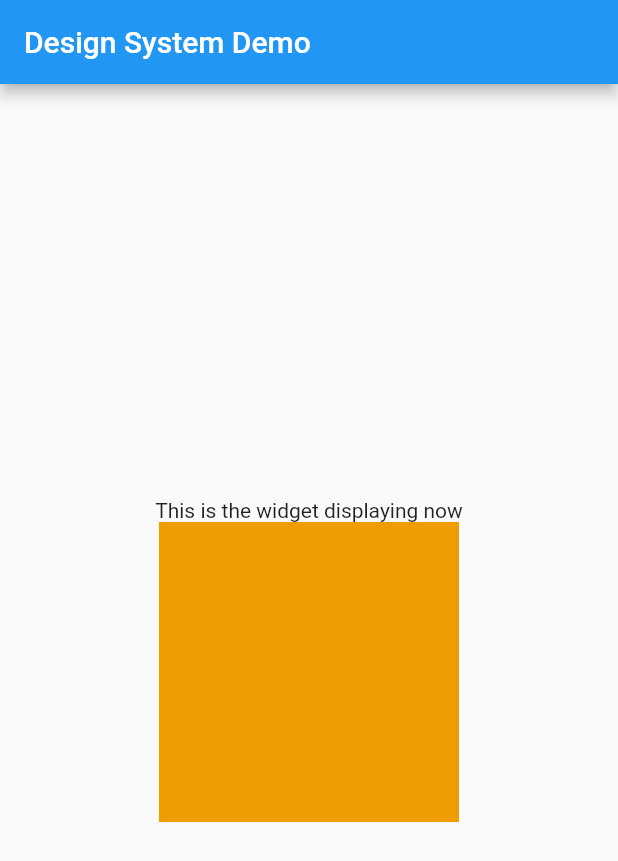
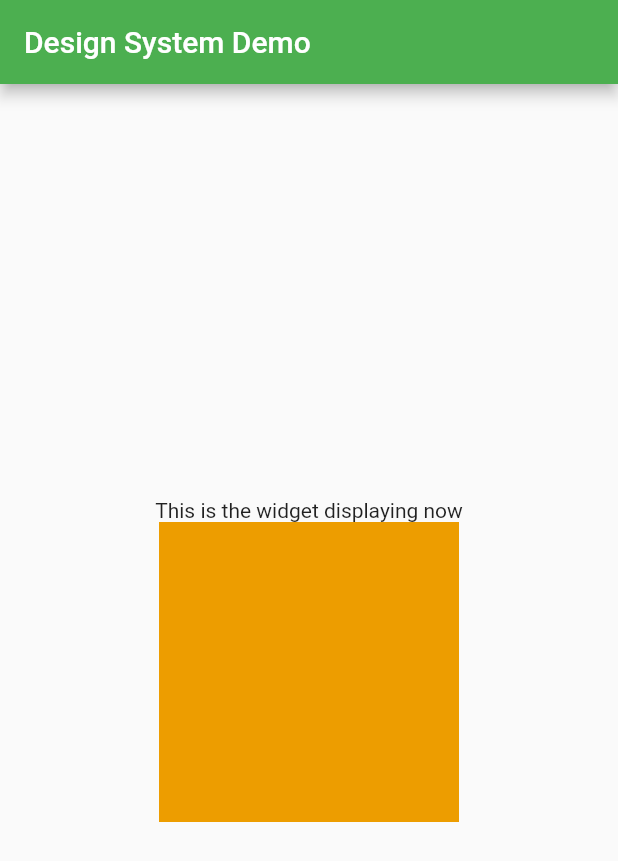
Before and after one commit to MayJuun/design_system, a Flutter app: the screen it shows after launch, on a phone screen of 412 x 824 dp. Shown: the top 861 px of the screen. Run offline on Flutter 3.47's test engine with Material 2 defaults, Android fonts, the phone set to English and light mode, and no system bars.

Commit message:
chore: color codes and color labels setup

```diff
--- a/lib/color_codes/color_codes.dart
+++ /dev/null
@@ -1,22 +0,0 @@
-// ignore_for_file: avoid_classes_with_only_static_members, non_constant_identifier_names
-
-import 'package:flutter/material.dart';
-
-///This class contains all the color codes found in the official MayJuun Design System.
-///Design URL: https://www.figma.com/file/yNUOneqHN92b5QkMCnleVb/MayJuun-Design-System?node-id=0%3A1
-class MayJuunInternalColors {
-//COLOR RED//
-  static Color RED400 = const Color(0XFFE21900);
-
-//COLOR Green//
-  static Color GRN400 = const Color(0XFF05944F);
-
-//COLOR Orange//
-  static Color ORN400 = const Color(0XFFED9D00);
-
-//COLOR Grey//
-  static Color GRY800 = const Color(0XFFC2C2C2);
-
-//COLOR Aqua//
-  static Color AQU700 = const Color(0XFF5BF0F0);
-}
--- /dev/null
+++ b/lib/colors/color_codes.dart
@@ -0,0 +1,44 @@
+// ignore_for_file: avoid_classes_with_only_static_members, non_constant_identifier_names
+
+import 'package:flutter/material.dart';
+
+///This class contains all the color codes found in the official MayJuun Design System.
+///Design URL: https://www.figma.com/file/yNUOneqHN92b5QkMCnleVb/MayJuun-Design-System?node-id=0%3A1
+class ColorCodes {
+//COLOR RED//
+  static Color RED50 = const Color(0XFF420700);
+  static Color RED300 = const Color(0XFFAB1300);
+  static Color RED400 = const Color(0XFFE21900);
+  static Color RED1K = const Color(0XFFFFD2CC);
+
+//COLOR Green//
+  static Color GRN200 = const Color(0XFF05944F);
+  static Color GRN400 = const Color(0XFF05944F);
+  static Color GRN1K = const Color(0XFFECFDF3);
+
+//COLOR Orange//
+  static Color ORN50 = const Color(0XFF4D3300);
+  static Color ORN300 = const Color(0XFFCC8700);
+  static Color ORN400 = const Color(0XFFED9D00);
+  static Color ORN1K = const Color(0XFFFFEECC);
+
+//COLOR Grey//
+  static Color GRY500 = const Color(0XFFBABABA);
+  static Color GRY800 = const Color(0XFFC2C2C2);
+  static Color GRY900 = const Color(0XFFF0F0F0);
+  static Color GRY1K = const Color(0XFFF8F8F8);
+
+//COLOR Aqua//
+  static Color AQU100 = const Color(0XFF096262);
+  static Color AQU400 = const Color(0XFF12C5C5);
+  static Color AQU700 = const Color(0XFF5BF0F0);
+  static Color AQU1K = const Color(0XFFE3FCFC);
+
+//COLOR White//
+  static Color BLK = const Color(0XFF000000);
+  static Color BLK200 = const Color(0XFF3E3E3E);
+  static Color BLK300 = const Color(0XFF4A4A4A);
+
+//COLOR Black//
+  static Color WHT = const Color(0XFFFFFFFF);
+}
--- /dev/null
+++ b/lib/colors/colors.dart
@@ -0,0 +1,2 @@
+export 'color_codes.dart';
+export 'color_labels.dart';
--- a/lib/main.dart
+++ b/lib/main.dart
@@ -1,6 +1,5 @@
 import 'package:flutter/material.dart';
-
-import 'color_codes/color_codes.dart';
+import 'colors/colors.dart';
 
 void main() {
   runApp(const MyApp());
@@ -15,7 +14,7 @@
     return MaterialApp(
       title: 'Flutter Demo',
       theme: ThemeData(
-        primarySwatch: Colors.blue,
+        primarySwatch: Colors.green,
       ),
       home: const MyHomePage(title: 'Design System Demo'),
     );
@@ -32,14 +31,6 @@
 }
 
 class _MyHomePageState extends State<MyHomePage> {
-  int _counter = 0;
-
-  void _incrementCounter() {
-    setState(() {
-      _counter++;
-    });
-  }
-
   @override
   Widget build(BuildContext context) {
     return Scaffold(
@@ -54,8 +45,8 @@
             const Text(
               'This is the widget displaying now',
             ),
-            Container(
-                height: 200, width: 200, color: MayJuunInternalColors.ORN400)
+            //This is where we display any widget that we are working on.
+            Container(height: 200, width: 200, color: ColorCodes.ORN400)
           ],
         ),
       ),
```
Also changed, not shown: lib/buttons/small/buttons_small.dart (added, +29 -0 lines), lib/colors/color_labels.dart (added, +37 -0 lines), lib/themes/themes.dart (added, +21 -0 lines).
